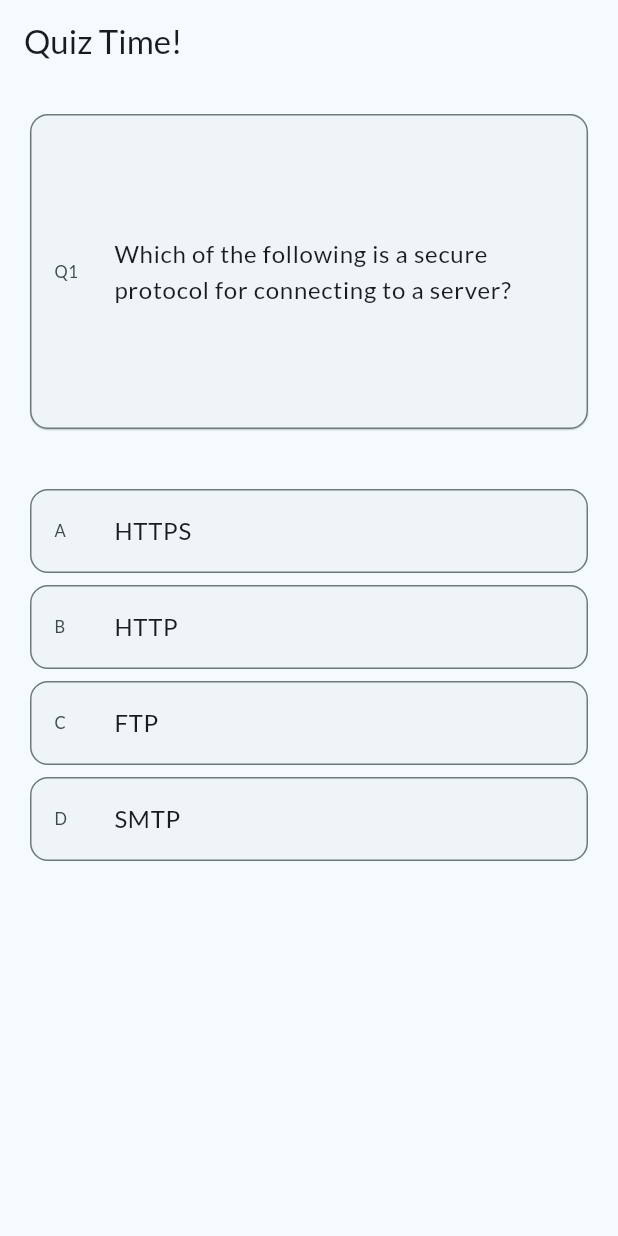
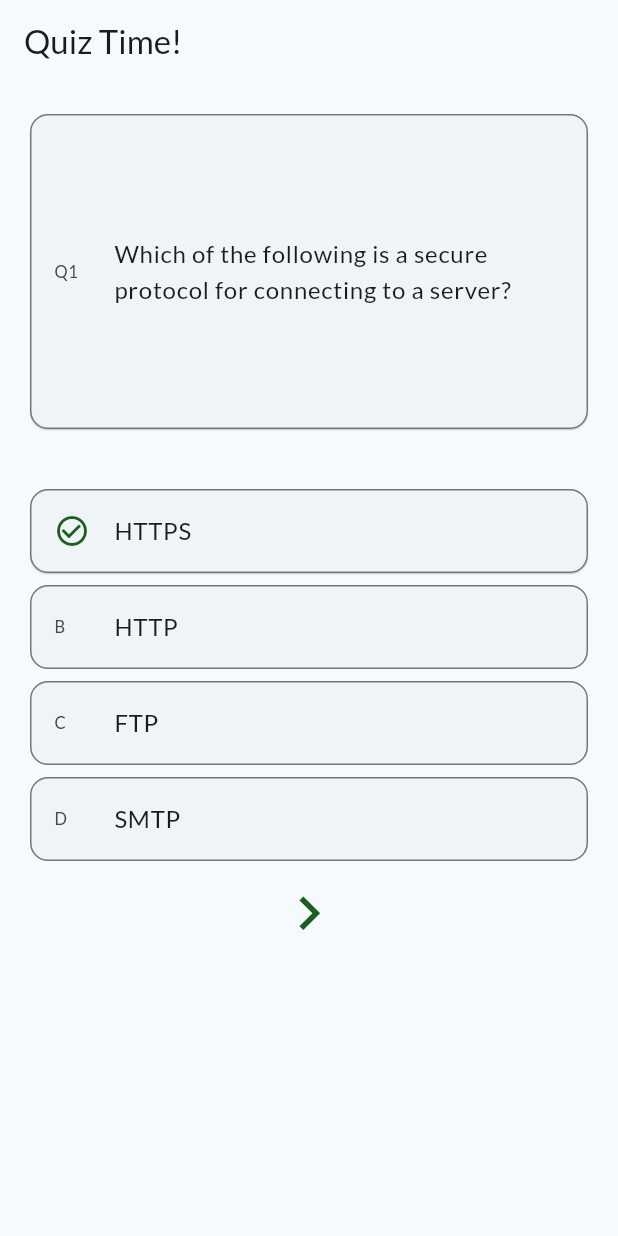
Before and after one commit to RishabhKr97/DigiGuard, a Flutter app: the screen it shows after launch, after a tap on an icon or button, on a phone screen of 412 x 824 dp. Run offline on Flutter 3.47's test engine with Material 2 defaults, Android fonts, the phone set to English and light mode, and no system bars; our stand-ins replace flutter_riverpod, google_fonts, shared_preferences.

Commit message:
Add signals for correct and incorrect answer selection in quiz

```diff
--- a/digiguard/lib/constants/ui_constants.dart
+++ b/digiguard/lib/constants/ui_constants.dart
@@ -1,3 +1,8 @@
 class UiConstants {
   static const quizWidgetsPadding = 16.0;
+  static const quizHighlightCardElevation = 0.4;
+  static const quizDefaultCardElevation = 0.0;
+  static const quizResultNextButtonSize = 45.0;
+  static const quizResultRetryButtonSize = 40.0;
+  static const aCharCode = 65;
 }
--- a/digiguard/lib/ui/screen/quiz_screen.dart
+++ b/digiguard/lib/ui/screen/quiz_screen.dart
@@ -28,7 +28,12 @@ class _QuizScreenState extends ConsumerState<QuizScreen> {
             questionText: currentQuestion.questionText,
             questionIndex: currentQuestionNumber,
           ),
-          Expanded(child: QuizOptions(options: currentQuestion.options)),
+          Expanded(
+            child: QuizOptions(
+              options: currentQuestion.options,
+              correctOptionIndex: currentQuestion.answerIndex,
+            ),
+          ),
         ],
       ),
     );
--- a/digiguard/lib/ui/widget/quiz/quiz_options.dart
+++ b/digiguard/lib/ui/widget/quiz/quiz_options.dart
@@ -1,23 +1,66 @@
 import 'package:digiguard/constants/ui_constants.dart';
 import 'package:flutter/material.dart';
 
-class QuizOptions extends StatelessWidget {
+class QuizOptions extends StatefulWidget {
   const QuizOptions({
     super.key,
     required this.options,
+    required this.correctOptionIndex,
   });
 
   final List<String> options;
+  final int correctOptionIndex;
+
+  @override
+  State<QuizOptions> createState() => _QuizOptionsState();
+}
+
+class _QuizOptionsState extends State<QuizOptions> {
+  bool _isAnsweredSelected = false;
+  bool _isAnsweredCorrectly = false;
+  int _selectedOptionIndex = -1;
+
+  void _onSelectOption(int index, bool isCorrect) {
+    _isAnsweredCorrectly = isCorrect;
+    _selectedOptionIndex = index;
+    setState(() {
+      _isAnsweredSelected = true;
+    });
+  }
+
+  Widget _getOptionLeadingWidget(int index) {
+    if (!_isAnsweredSelected || index != _selectedOptionIndex) {
+      return Text(String.fromCharCode(index + UiConstants.aCharCode));
+    }
+
+    final Icon leadingIcon;
+    if (_isAnsweredCorrectly) {
+      leadingIcon = Icon(
+        Icons.check_circle_outline,
+        color: Colors.green.shade900,
+      );
+    } else {
+      leadingIcon = Icon(
+        Icons.close,
+        color: Colors.red.shade900,
+      );
+    }
+
+    return leadingIcon;
+  }
 
   @override
   Widget build(BuildContext context) {
     return Padding(
       padding: const EdgeInsets.all(UiConstants.quizWidgetsPadding),
-      child: Column(
+      child: ListView(
+        primary: false,
         children: [
-          for (int i = 0; i < options.length; i++)
+          for (int i = 0; i < widget.options.length; i++)
             Card(
-              elevation: 0,
+              elevation: _isAnsweredSelected && i == _selectedOptionIndex
+                  ? UiConstants.quizHighlightCardElevation
+                  : UiConstants.quizDefaultCardElevation,
               shape: RoundedRectangleBorder(
                 side: BorderSide(
                   color: Theme.of(context).colorScheme.outline,
@@ -25,15 +68,42 @@ class QuizOptions extends StatelessWidget {
                 borderRadius: const BorderRadius.all(Radius.circular(12)),
               ),
               child: ListTile(
-                onTap: () {},
-                leading: Text(
-                  String.fromCharCode(i + 65),
-                ),
+                onTap: _isAnsweredSelected
+                    ? null
+                    : () => _onSelectOption(i, i == widget.correctOptionIndex),
+                leading: _getOptionLeadingWidget(i),
                 title: Text(
-                  options[i],
+                  widget.options[i],
                 ),
               ),
             ),
+          if (_isAnsweredSelected)
+            if (_isAnsweredCorrectly)
+              IconButton(
+                onPressed: () {
+                  setState(() {
+                    _isAnsweredSelected = false;
+                  });
+                },
+                icon: Icon(
+                  Icons.navigate_next,
+                  size: UiConstants.quizResultNextButtonSize,
+                  color: Colors.green.shade900,
+                ),
+              )
+            else
+              IconButton(
+                onPressed: () {
+                  setState(() {
+                    _isAnsweredSelected = false;
+                  });
+                },
+                icon: Icon(
+                  Icons.replay,
+                  size: UiConstants.quizResultRetryButtonSize,
+                  color: Colors.red.shade900,
+                ),
+              )
         ],
       ),
     );
```
